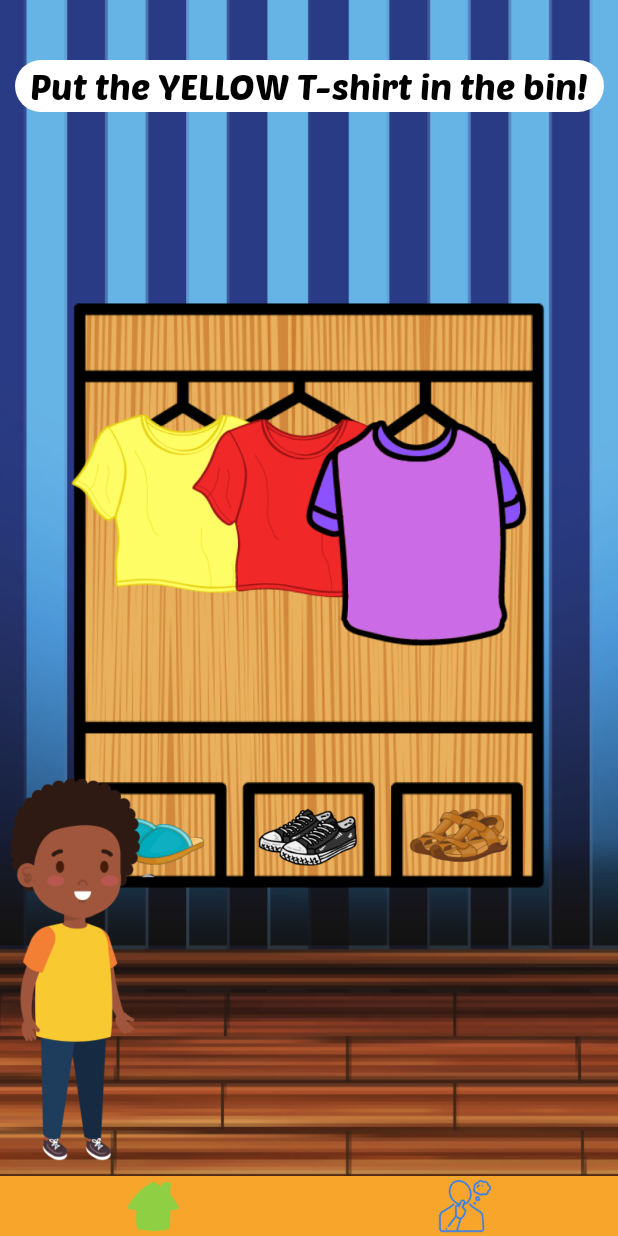
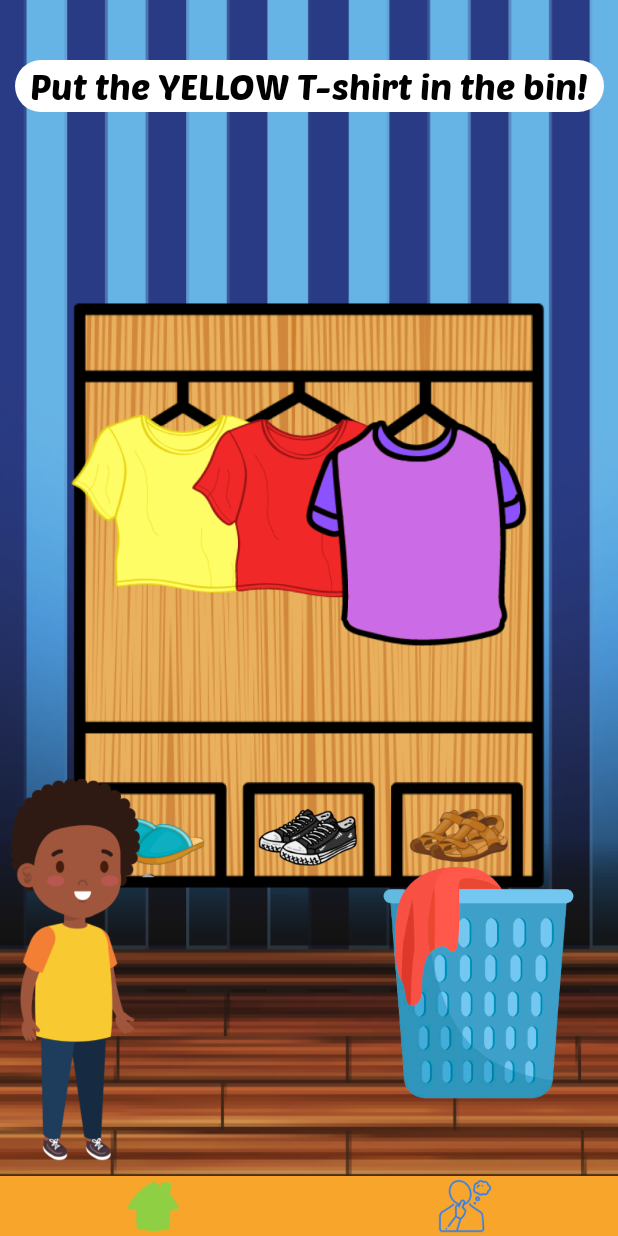
Before and after one commit to Nouf-Alabbasi/roh_app, an Android app: the ReadyGameLevel1 screen opened directly, with no data from a screen before it, on a phone screen of 412 x 824 dp. Run offline under Robolectric (Android 15) with nearby library versions, the phone set to English and light mode, and no system bars.

Commit message:
update info page text, start adidtion of "oh no" audio

```diff
--- a/android/app/src/main/java/com/LthuteLeNna/myapplication/LetterGameActivityScreen.kt
+++ b/android/app/src/main/java/com/LthuteLeNna/myapplication/LetterGameActivityScreen.kt
@@ -2,18 +2,19 @@ package com.LthuteLeNna.myapplication
 
 import android.content.Intent
 import android.media.MediaPlayer
-import androidx.appcompat.app.AppCompatActivity
 import android.os.Bundle
-import android.util.Log
 import android.view.View
 import android.widget.ImageButton
 import android.widget.ImageView
 import android.widget.TextView
-import androidx.core.widget.doAfterTextChanged
+import androidx.appcompat.app.AppCompatActivity
 import pl.droidsonroids.gif.GifImageView
 import java.util.*
 import kotlin.concurrent.schedule
 import kotlin.random.Random
+
+//var mediaPlayer: MediaPlayer? = null  //check if we need this to stop the audio
+var mediaPlayer_start: MediaPlayer? = null
 
 class LetterGameActivityScreen : AppCompatActivity() {
     override fun onCreate(savedInstanceState: Bundle?) {
@@ -143,23 +144,23 @@ class LetterGameActivityScreen : AppCompatActivity() {
                             }
                         }).start()
                     }
+
+//                    // play "oh no" sound
+//                    var audio = resources.getIdentifier("oh_no", "raw", packageName)
+//                    var mediaPlayer_start = MediaPlayer.create(this, audio)
+//                    if (mediaPlayer_start.isPlaying()) {
+//                        mediaPlayer_start.stop();
+//                        mediaPlayer_start.start();
+//                    } else {
+//                        mediaPlayer_start.start();
+//                    }
+//                    mediaPlayer_start.release()
                 }
 
                 var isCorrect = true
                 for (i in 0..2) {
                     if (selectedWord[i].toString().uppercase() != letterPositions[i].text) {
                         isCorrect = false
-
-                        // play sound
-                        var audio = resources.getIdentifier(selectedWord, "raw", packageName);
-                        var mediaPlayer = MediaPlayer.create(this, audio)
-
-                        if (mediaPlayer.isPlaying()) {
-                            mediaPlayer.stop();
-                            mediaPlayer.start();
-                        } else {
-                            mediaPlayer.start();
-                        }
                     }
                 }
 
@@ -173,7 +174,7 @@ class LetterGameActivityScreen : AppCompatActivity() {
                             j.setOnClickListener { null }
                         }
 
-                        // play sound
+                         //play sound
                         var audio = resources.getIdentifier(selectedWord, "raw", packageName);
                         var mediaPlayer = MediaPlayer.create(this, audio)
 
@@ -183,6 +184,7 @@ class LetterGameActivityScreen : AppCompatActivity() {
                         } else {
                             mediaPlayer.start();
                         }
+//                        mediaPlayer.release()
 
                         mediaPlayer.setOnCompletionListener {
                             var timer = Timer("schedule", true)
--- a/android/app/src/main/java/com/LthuteLeNna/myapplication/ReadyGameLevel1.kt
+++ b/android/app/src/main/java/com/LthuteLeNna/myapplication/ReadyGameLevel1.kt
@@ -55,6 +55,21 @@ class ReadyGameLevel1 : AppCompatActivity() {
         var audio = resources.getIdentifier("red", "raw", packageName);
         var mediaPlayer = MediaPlayer.create(this, audio);
 
+//        var audio_wrong = resources.getIdentifier("oh_no", "raw", packageName);
+//        var mediaPlayer_wrong = MediaPlayer.create(this, audio_wrong);
+//        mediaPlayer_wrong.start()
+
+        var audio_wrong = resources.getIdentifier("oh_no", "raw", packageName)
+        var mediaPlayer_wrong = MediaPlayer.create(this, audio_wrong)
+//        mediaPlayer_wrong.start()
+        if (mediaPlayer_wrong == null) {
+            mediaPlayer_wrong = MediaPlayer.create(this, audio_wrong)
+            mediaPlayer_wrong.setOnCompletionListener( { mp -> mp.stop() })
+        }
+        if(mediaPlayer_wrong != null) {
+            mediaPlayer_wrong.start();
+        }
+
         if (mode == 0) {
             // select color for level
             var randomColor = Random.nextInt(tshirt_colors.size)
@@ -93,6 +108,13 @@ class ReadyGameLevel1 : AppCompatActivity() {
                         mediaPlayer.start()
                     } catch (e: Exception) {}
 
+//                    try {
+//                        if (mediaPlayer_wrong.isPlaying()) {
+//                            mediaPlayer_wrong.stop()
+//                        }
+//                        mediaPlayer_wrong.start()
+//                    } catch (e: Exception) {}
+
                     mediaPlayer.setOnCompletionListener {
                         var timer = Timer("schedule", true)
                         timer.schedule(4000){
@@ -101,8 +123,17 @@ class ReadyGameLevel1 : AppCompatActivity() {
                             startActivity(intent)
                         }
                     }
-
                 }
+//                else if(i.tag != levelColor)
+//                {
+//                    mediaPlayer_wrong.start()
+////                    try {
+////                        if (mediaPlayer_wrong.isPlaying()) {
+////                            mediaPlayer_wrong.stop()
+////                        }
+////                        mediaPlayer_wrong.start()
+////                    } catch (e: Exception) {}
+//                }
             }
         }
 
--- a/android/app/src/main/res/layout-sw600dp/activity_ready_game_level1.xml
+++ b/android/app/src/main/res/layout-sw600dp/activity_ready_game_level1.xml
@@ -29,14 +29,12 @@
         app:layout_constraintStart_toStartOf="parent">
 
         <ImageButton
-            android:id="@+id/goToCountingGameMain"
+            android:id="@+id/goToBontleGameMain"
             android:layout_width="wrap_content"
             android:layout_height="wrap_content"
             android:layout_weight="1"
             android:background="@android:color/transparent"
-            android:scaleType="fitCenter"
-            android:scaleX="0.9"
-            android:scaleY=".9"
+            android:tint="#8FCF44"
             app:srcCompat="@drawable/hut" />
 
         <ImageButton
@@ -108,6 +106,7 @@
             app:layout_constraintStart_toStartOf="@+id/imageView24"
             app:layout_constraintTop_toTopOf="@+id/imageView24"
             app:srcCompat="@drawable/tshirt_orange" />
+
     </androidx.constraintlayout.widget.ConstraintLayout>
 
     <ImageView
@@ -145,4 +144,16 @@
         app:layout_constraintHorizontal_bias="0.538"
         app:layout_constraintStart_toStartOf="parent"
         app:layout_constraintTop_toTopOf="parent" />
+
+    <ImageView
+        android:id="@+id/basket"
+        android:layout_width="289dp"
+        android:layout_height="296dp"
+        app:layout_constraintBottom_toBottomOf="parent"
+        app:layout_constraintEnd_toEndOf="parent"
+        app:layout_constraintHorizontal_bias="0.978"
+        app:layout_constraintStart_toStartOf="parent"
+        app:layout_constraintTop_toTopOf="parent"
+        app:layout_constraintVertical_bias="0.845"
+        app:srcCompat="@drawable/basket" />
 </androidx.constraintlayout.widget.ConstraintLayout>
--- a/android/app/src/main/res/layout/activity_home_instruction.xml
+++ b/android/app/src/main/res/layout/activity_home_instruction.xml
@@ -110,15 +110,15 @@
         android:layout_height="wrap_content"
         android:layout_marginTop="60dp"
         android:fontFamily="sans-serif-condensed-medium"
-        android:text="Refer to the i icon at the opening of every game for specific instructions &amp; learning ideas."
+        android:paddingLeft="10sp"
+        android:paddingRight="10sp"
+        android:text="Refer to the icon at the opening of every game for specific instructions &amp; learning ideas."
         android:textAlignment="center"
         android:textColor="@color/black"
         android:textSize="20sp"
         app:layout_constraintEnd_toEndOf="parent"
         app:layout_constraintHorizontal_bias="1.0"
         app:layout_constraintStart_toStartOf="parent"
-        android:paddingLeft="10sp"
-        android:paddingRight="10sp"
         app:layout_constraintTop_toBottomOf="@+id/textView11" />
 
 </androidx.constraintlayout.widget.ConstraintLayout>
--- a/android/app/src/main/res/layout/activity_ready_game_level1.xml
+++ b/android/app/src/main/res/layout/activity_ready_game_level1.xml
@@ -108,6 +108,7 @@
             app:layout_constraintStart_toStartOf="@+id/imageView24"
             app:layout_constraintTop_toTopOf="@+id/imageView24"
             app:srcCompat="@drawable/tshirt_orange" />
+
     </androidx.constraintlayout.widget.ConstraintLayout>
 
     <ImageView
@@ -133,4 +134,26 @@
         app:layout_constraintStart_toStartOf="parent"
         app:layout_constraintTop_toTopOf="@+id/imageView22" />
 
+    <ImageView
+        android:id="@+id/basket"
+        android:layout_width="198dp"
+        android:layout_height="338dp"
+        android:layout_marginStart="220dp"
+        app:layout_constraintBottom_toBottomOf="parent"
+        app:layout_constraintStart_toStartOf="parent"
+        app:layout_constraintTop_toTopOf="parent"
+        app:layout_constraintVertical_bias="1.0"
+        app:srcCompat="@drawable/basket" />
+
+    <pl.droidsonroids.gif.GifImageView
+        android:id="@+id/readyGameConfetti"
+        android:layout_width="424dp"
+        android:layout_height="734dp"
+        android:scaleType="fitXY"
+        android:src="@drawable/confetti"
+        app:layout_constraintBottom_toBottomOf="parent"
+        app:layout_constraintEnd_toEndOf="@+id/imageView22"
+        app:layout_constraintStart_toStartOf="parent"
+        app:layout_constraintTop_toTopOf="parent" />
+
 </androidx.constraintlayout.widget.ConstraintLayout>
```
Also changed, not shown: android/app/src/main/res/drawable-v24/basket.png (added), 1 other file.
